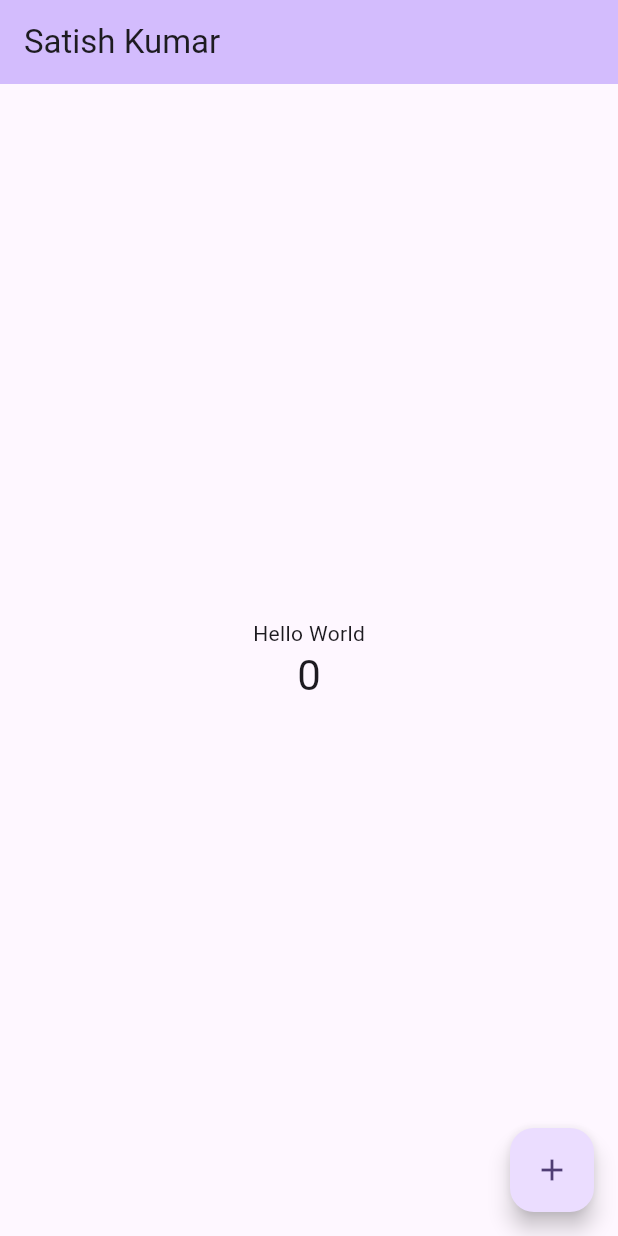
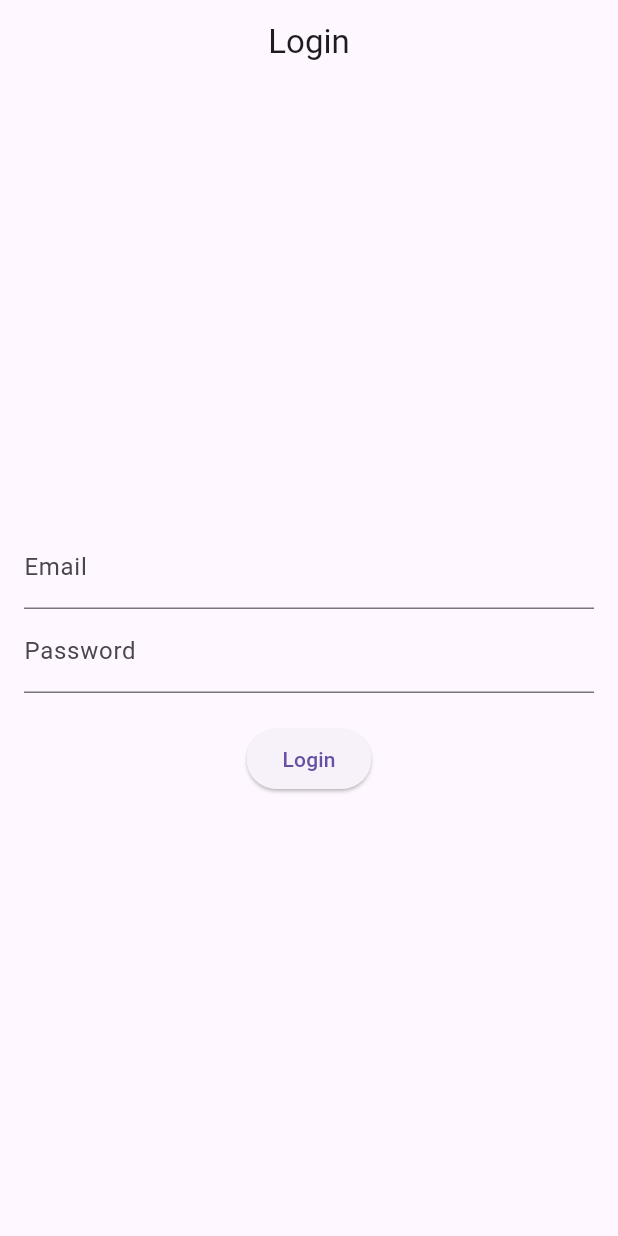
Before and after one commit to SatishK2022/flutter-development, a Flutter app: the screen it shows after launch, on a phone screen of 412 x 824 dp. Run offline on Flutter 3.47's test engine with Material 3 defaults, Android fonts, the phone set to English and light mode, and no system bars.

Commit message:
add basic login page

```diff
--- a/demo_project/lib/main.dart
+++ b/demo_project/lib/main.dart
@@ -1,125 +1,85 @@
 import 'package:flutter/material.dart';
 
-void main() {
-  runApp(const MyApp());
-}
+void main() => runApp(MyApp());
 
 class MyApp extends StatelessWidget {
-  const MyApp({super.key});
-
-  // This widget is the root of your application.
   @override
   Widget build(BuildContext context) {
     return MaterialApp(
-      title: 'Flutter Demo',
+      debugShowCheckedModeBanner: false,
+      title: 'Flutter Login Demo',
       theme: ThemeData(
-        // This is the theme of your application.
-        //
-        // TRY THIS: Try running your application with "flutter run". You'll see
-        // the application has a purple toolbar. Then, without quitting the app,
-        // try changing the seedColor in the colorScheme below to Colors.green
-        // and then invoke "hot reload" (save your changes or press the "hot
-        // reload" button in a Flutter-supported IDE, or press "r" if you used
-        // the command line to start the app).
-        //
-        // Notice that the counter didn't reset back to zero; the application
-        // state is not lost during the reload. To reset the state, use hot
-        // restart instead.
-        //
-        // This works for code too, not just values: Most code changes can be
-        // tested with just a hot reload.
-        colorScheme: ColorScheme.fromSeed(seedColor: Colors.deepPurple),
-        useMaterial3: true,
+        primarySwatch: Colors.blue,
       ),
-      home: const MyHomePage(title: 'Satish Kumar'),
+      home: LoginScreen(),
     );
   }
 }
 
-class MyHomePage extends StatefulWidget {
-  const MyHomePage({super.key, required this.title});
-
-  // This widget is the home page of your application. It is stateful, meaning
-  // that it has a State object (defined below) that contains fields that affect
-  // how it looks.
-
-  // This class is the configuration for the state. It holds the values (in this
-  // case the title) provided by the parent (in this case the App widget) and
-  // used by the build method of the State. Fields in a Widget subclass are
-  // always marked "final".
-
-  final String title;
-
+class LoginScreen extends StatefulWidget {
   @override
-  State<MyHomePage> createState() => _MyHomePageState();
+  _LoginScreenState createState() => _LoginScreenState();
 }
 
-class _MyHomePageState extends State<MyHomePage> {
-  int _counter = 0;
-
-  void _incrementCounter() {
-    setState(() {
-      // This call to setState tells the Flutter framework that something has
-      // changed in this State, which causes it to rerun the build method below
-      // so that the display can reflect the updated values. If we changed
-      // _counter without calling setState(), then the build method would not be
-      // called again, and so nothing would appear to happen.
-      _counter++;
-    });
-  }
+class _LoginScreenState extends State<LoginScreen> {
+  final _formKey = GlobalKey<FormState>();
+  String _email = '';
+  String _password = '';
 
   @override
   Widget build(BuildContext context) {
-    // This method is rerun every time setState is called, for instance as done
-    // by the _incrementCounter method above.
-    //
-    // The Flutter framework has been optimized to make rerunning build methods
-    // fast, so that you can just rebuild anything that needs updating rather
-    // than having to individually change instances of widgets.
     return Scaffold(
       appBar: AppBar(
-        // TRY THIS: Try changing the color here to a specific color (to
-        // Colors.amber, perhaps?) and trigger a hot reload to see the AppBar
-        // change color while the other colors stay the same.
-        backgroundColor: Theme.of(context).colorScheme.inversePrimary,
-        // Here we take the value from the MyHomePage object that was created by
-        // the App.build method, and use it to set our appbar title.
-        title: Text(widget.title),
+        title: Center(child: Text('Login')),
       ),
-      body: Center(
-        // Center is a layout widget. It takes a single child and positions it
-        // in the middle of the parent.
+      body: Padding(
+        padding: const EdgeInsets.all(16.0),
+        child: Form(
+          key: _formKey,
           child: Column(
-          // Column is also a layout widget. It takes a list of children and
-          // arranges them vertically. By default, it sizes itself to fit its
-          // children horizontally, and tries to be as tall as its parent.
-          //
-          // Column has various properties to control how it sizes itself and
-          // how it positions its children. Here we use mainAxisAlignment to
-          // center the children vertically; the main axis here is the vertical
-          // axis because Columns are vertical (the cross axis would be
-          // horizontal).
-          //
-          // TRY THIS: Invoke "debug painting" (choose the "Toggle Debug Paint"
-          // action in the IDE, or press "p" in the console), to see the
-          // wireframe for each widget.
             mainAxisAlignment: MainAxisAlignment.center,
             children: <Widget>[
-            const Text(
-              'Hello World',
+              TextFormField(
+                decoration: InputDecoration(labelText: 'Email'),
+                keyboardType: TextInputType.emailAddress,
+                validator: (value) {
+                  if (value == null || value.isEmpty) {
+                    return 'Please enter your email';
+                  }
+                  return null;
+                },
+                onSaved: (value) {
+                  _email = value!;
+                },
               ),
-            Text(
-              '$_counter',
-              style: Theme.of(context).textTheme.headlineMedium,
+              TextFormField(
+                decoration: InputDecoration(labelText: 'Password'),
+                obscureText: true,
+                validator: (value) {
+                  if (value == null || value.isEmpty) {
+                    return 'Please enter your password';
+                  }
+                  return null;
+                },
+                onSaved: (value) {
+                  _password = value!;
+                },
+              ),
+              SizedBox(height: 20),
+              ElevatedButton(
+                onPressed: () {
+                  if (_formKey.currentState!.validate()) {
+                    _formKey.currentState!.save();
+                    // Perform login action with _email and _password
+                    print('Email: $_email, Password: $_password');
+                  }
+                },
+                child: Text('Login'),
               ),
             ],
           ),
         ),
-      floatingActionButton: FloatingActionButton(
-        onPressed: _incrementCounter,
-        tooltip: 'Increment',
-        child: const Icon(Icons.add),
-      ), // This trailing comma makes auto-formatting nicer for build methods.
+      ),
     );
   }
 }
```
Lines whose indentation alone changed are shown as unchanged.
